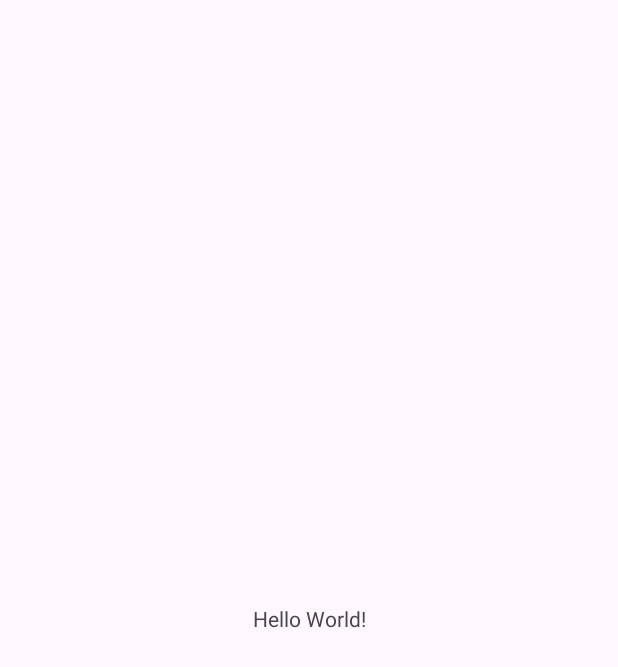
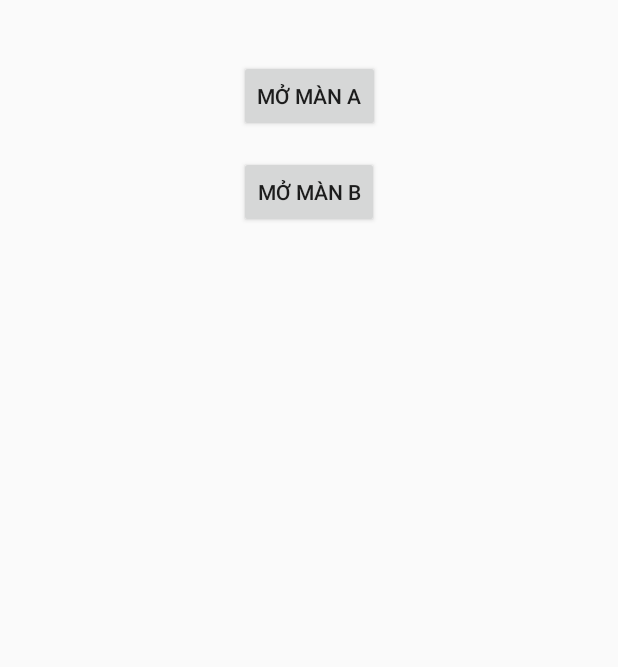
Before and after one commit to Vi0307/125LTTD02, an Android app: the screen it shows after launch (MainActivity), on a phone screen of 412 x 824 dp. Before the commit the part shown is almost empty. Shown: the top 667 px of the screen. Run offline under Robolectric (Android 15) with nearby library versions, the phone set to English and light mode, and no system bars.

Commit message:
WEEK5
second push - add two buttons on main screen

```diff
--- a/WEEK5/app/src/main/AndroidManifest.xml
+++ b/WEEK5/app/src/main/AndroidManifest.xml
@@ -1,25 +1,22 @@
 <?xml version="1.0" encoding="utf-8"?>
 <manifest xmlns:android="http://schemas.android.com/apk/res/android"
-    xmlns:tools="http://schemas.android.com/tools">
+    package="com.example.week5">
 
     <application
         android:allowBackup="true"
-        android:dataExtractionRules="@xml/data_extraction_rules"
-        android:fullBackupContent="@xml/backup_rules"
         android:icon="@mipmap/ic_launcher"
         android:label="@string/app_name"
-        android:roundIcon="@mipmap/ic_launcher_round"
         android:supportsRtl="true"
-        android:theme="@style/Theme.WEEK5">
+        android:theme="@style/Theme.AppCompat.Light.NoActionBar">
+
+        <!-- Khai báo MainActivity là activity khởi động -->
         <activity
             android:name=".MainActivity"
             android:exported="true">
             <intent-filter>
                 <action android:name="android.intent.action.MAIN" />
-
                 <category android:name="android.intent.category.LAUNCHER" />
             </intent-filter>
         </activity>
     </application>
-
 </manifest>
--- a/WEEK5/app/src/main/java/com/example/week5/MainActivity.java
+++ b/WEEK5/app/src/main/java/com/example/week5/MainActivity.java
@@ -1,24 +1,14 @@
 package com.example.week5;
 
 import android.os.Bundle;
-
-import androidx.activity.EdgeToEdge;
 import androidx.appcompat.app.AppCompatActivity;
-import androidx.core.graphics.Insets;
-import androidx.core.view.ViewCompat;
-import androidx.core.view.WindowInsetsCompat;
 
 public class MainActivity extends AppCompatActivity {
 
     @Override
     protected void onCreate(Bundle savedInstanceState) {
         super.onCreate(savedInstanceState);
-        EdgeToEdge.enable(this);
+        // Kết nối với file activity_main.xml
         setContentView(R.layout.activity_main);
-        ViewCompat.setOnApplyWindowInsetsListener(findViewById(R.id.main), (v, insets) -> {
-            Insets systemBars = insets.getInsets(WindowInsetsCompat.Type.systemBars());
-            v.setPadding(systemBars.left, systemBars.top, systemBars.right, systemBars.bottom);
-            return insets;
-        });
     }
 }
--- a/WEEK5/app/src/main/res/layout/activity_main.xml
+++ b/WEEK5/app/src/main/res/layout/activity_main.xml
@@ -1,19 +1,32 @@
 <?xml version="1.0" encoding="utf-8"?>
-<androidx.constraintlayout.widget.ConstraintLayout xmlns:android="http://schemas.android.com/apk/res/android"
+<androidx.constraintlayout.widget.ConstraintLayout
+    xmlns:android="http://schemas.android.com/apk/res/android"
     xmlns:app="http://schemas.android.com/apk/res-auto"
     xmlns:tools="http://schemas.android.com/tools"
-    android:id="@+id/main"
     android:layout_width="match_parent"
     android:layout_height="match_parent"
     tools:context=".MainActivity">
 
-    <TextView
+    <Button
+        android:id="@+id/btn_screen_a"
         android:layout_width="wrap_content"
         android:layout_height="wrap_content"
-        android:text="Hello World!"
-        app:layout_constraintBottom_toBottomOf="parent"
-        app:layout_constraintEnd_toEndOf="parent"
+        android:text="Mở màn A"
+        android:contentDescription="Nút mở màn A"
+        android:layout_marginTop="40dp"
+        app:layout_constraintTop_toTopOf="parent"
         app:layout_constraintStart_toStartOf="parent"
-        app:layout_constraintTop_toTopOf="parent" />
+        app:layout_constraintEnd_toEndOf="parent"/>
+
+    <Button
+        android:id="@+id/btn_screen_b"
+        android:layout_width="wrap_content"
+        android:layout_height="wrap_content"
+        android:text="Mở màn B"
+        android:contentDescription="Nút mở màn B"
+        android:layout_marginTop="16dp"
+        app:layout_constraintTop_toBottomOf="@id/btn_screen_a"
+        app:layout_constraintStart_toStartOf="parent"
+        app:layout_constraintEnd_toEndOf="parent"/>
 
 </androidx.constraintlayout.widget.ConstraintLayout>
```
